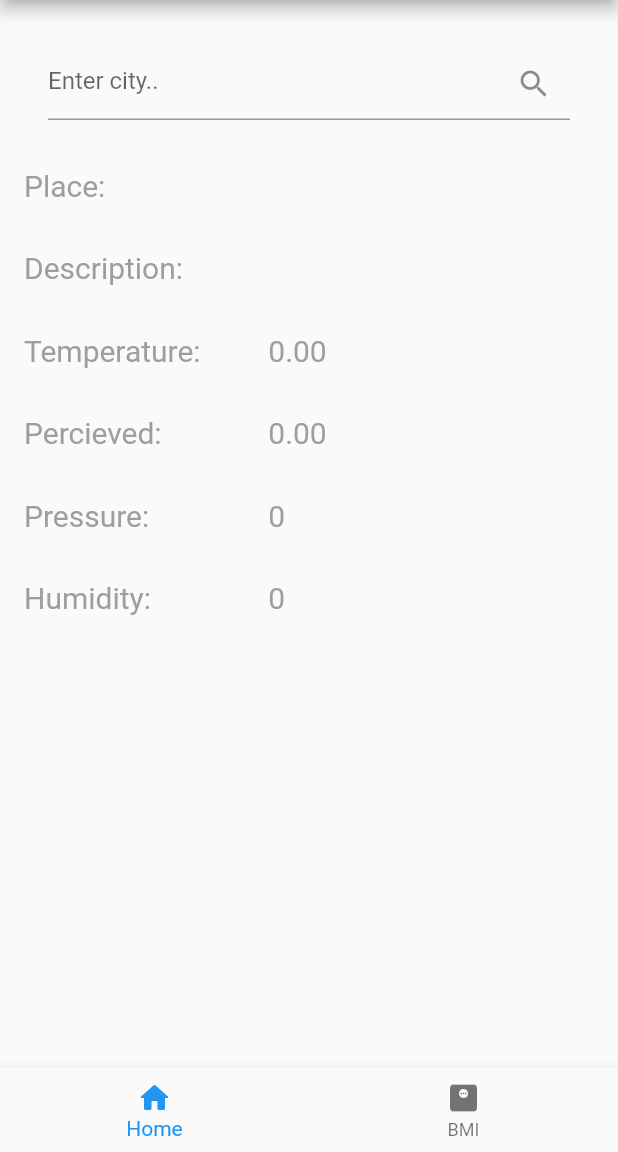
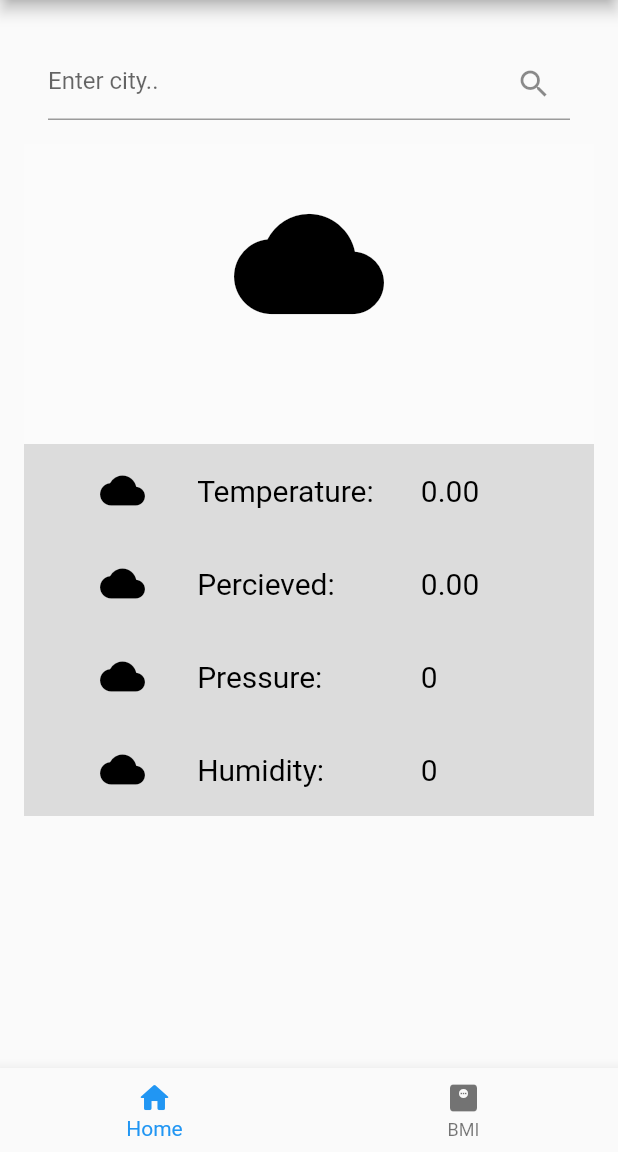
Before and after one commit to samilaxy/flutter_starter, a Flutter app: the WeatherScreen screen opened directly, on a phone screen of 412 x 824 dp, the part 84-1236 px from its top. Run offline on Flutter 3.47's test engine with Material 2 defaults, Android fonts, the phone set to English and light mode, and no system bars; our stand-ins replace flutter_platform_widgets.

Commit message:
web services

```diff
--- a/lib/screens/bmi_screen.dart
+++ b/lib/screens/bmi_screen.dart
@@ -1,6 +1,7 @@
 import 'package:flutter/material.dart';
 import 'package:flutter_starter/shared/menu_bottom.dart';
 import 'package:flutter_starter/shared/menu_drawer.dart';
+import 'package:flutter_platform_widgets/flutter_platform_widgets.dart';
 
 class BmiScreen extends StatefulWidget {
   const BmiScreen({super.key});
@@ -69,15 +70,16 @@ class _BmiScreenState extends State<BmiScreen> {
                   ),
                 ),
                 Padding(
-                  padding: EdgeInsets.symmetric(vertical: 10),
+                  padding: EdgeInsets.symmetric(vertical: 20),
                   child: TextField(
                       controller: txtWeight,
                       keyboardType: TextInputType.number,
                       decoration: InputDecoration(hintText: weightMessage)),
                 ),
                 Padding(
-                  padding: EdgeInsets.symmetric(vertical: 20),
-                  child: ElevatedButton(
+                  padding:
+                      const EdgeInsets.symmetric(vertical: 20, horizontal: 10),
+                  child: PlatformElevatedButton(
                       onPressed: findBMI,
                       child: Text('Calculate BMI',
                           style: TextStyle(fontSize: fontSize))),
@@ -123,3 +125,13 @@ class _BmiScreenState extends State<BmiScreen> {
     });
   }
 }
+
+
+/*
+if (Platform.isAndroid) {
+  return ElevatedButton(onPressed: onPressed, child: child);
+} else if (Platform.isIOS) {
+  return CupertinoButton.filled(onPressed: onPressed, child: child);
+}
+
+*/
--- a/lib/screens/weather_screen.dart
+++ b/lib/screens/weather_screen.dart
@@ -37,12 +37,32 @@ class _WeatherScreenState extends State<WeatherScreen> {
                         suffixIcon: IconButton(
                             onPressed: getData,
                             icon: const Icon(Icons.search))))),
-            weatherRow('Place: ', result.name),
-            weatherRow('Description: ', result.description),
-            weatherRow('Temperature: ', result.temperature.toStringAsFixed(2)),
-            weatherRow('Percieved: ', result.percieved.toStringAsFixed(2)),
-            weatherRow('Pressure: ', result.pressure.toString()),
-            weatherRow('Humidity: ', result.humidity.toString())
+            Container(
+                color: Colors.white24,
+                height: 200,
+                width: 300,
+                child: Padding(
+                  padding: const EdgeInsets.all(30.0),
+                  child: Column(children: [
+                    Icon(Icons.cloud,
+                        color: const Color(0xFF000000), size: 100.0),
+                    Text(result.description,
+                        style:
+                            const TextStyle(fontSize: 20, color: Colors.grey))
+                  ]),
+                )),
+            Container(
+                color: Colors.black12,
+                // height: 400,
+                // width: 300,
+                child: Column(children: [
+                  weatherRow(
+                      'Temperature: ', result.temperature.toStringAsFixed(2)),
+                  weatherRow(
+                      'Percieved: ', result.percieved.toStringAsFixed(2)),
+                  weatherRow('Pressure: ', result.pressure.toString()),
+                  weatherRow('Humidity: ', result.humidity.toString())
+                ]))
           ],
         ),
       ),
@@ -58,17 +78,21 @@ class _WeatherScreenState extends State<WeatherScreen> {
 
 Widget weatherRow(String label, String value) {
   Widget row = Padding(
-      padding: EdgeInsets.symmetric(vertical: 16),
+      padding: EdgeInsets.all(16),
       child: Row(children: [
         Expanded(
+          child: Icon(Icons.cloud, color: Colors.black, size: 30.0),
+          flex: 2,
+        ),
+        Expanded(
           child: Text(label,
-              style: const TextStyle(fontSize: 20, color: Colors.grey)),
+              style: const TextStyle(fontSize: 20, color: Colors.black)),
           flex: 3,
         ),
         Expanded(
           child: Text(value,
-              style: const TextStyle(fontSize: 20, color: Colors.grey)),
-          flex: 4,
+              style: const TextStyle(fontSize: 20, color: Colors.black)),
+          flex: 2,
         )
       ]));
 
--- a/pubspec.yaml
+++ b/pubspec.yaml
@@ -32,6 +32,7 @@ dependencies:
   flutter:
     sdk: flutter
   http: ^0.13.5
+  flutter_platform_widgets: ^3.0.0
 
 
   # The following adds the Cupertino Icons font to your application.
```
Also changed, not shown: pubspec.lock, 13 other files.
